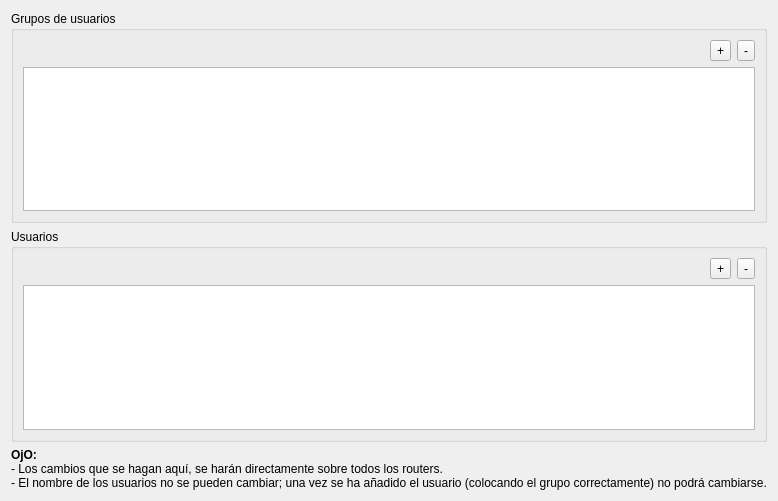
Old version of the form Dialogs/DlgROSAPIUsers.ui in the repository silderan/QMikPPPManager.
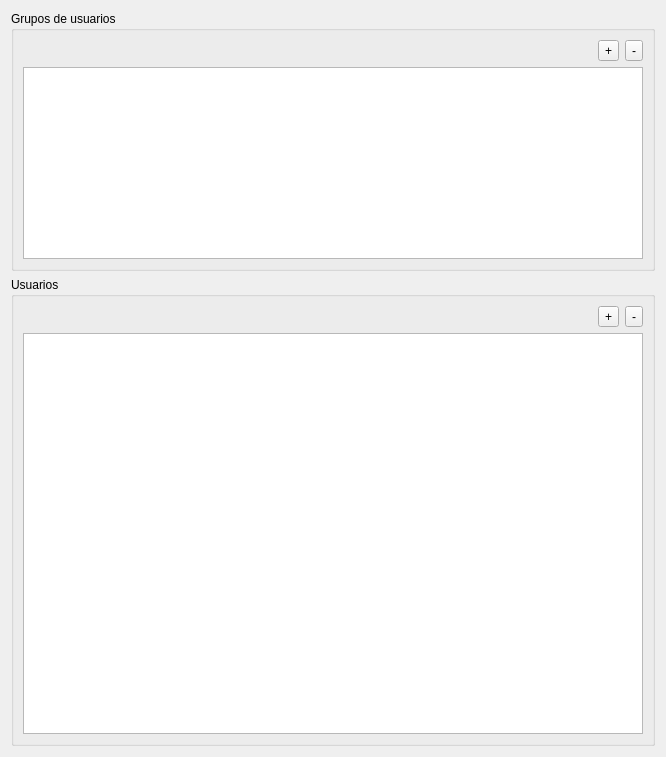
New version of the form. Custom widgets are drawn as their Qt base class.

The edit to the form file:
```diff
--- a/Dialogs/DlgROSAPIUsers.ui
+++ b/Dialogs/DlgROSAPIUsers.ui
@@ -6,8 +6,8 @@
    <rect>
     <x>0</x>
     <y>0</y>
-    <width>728</width>
-    <height>501</height>
+    <width>666</width>
+    <height>757</height>
    </rect>
   </property>
   <property name="windowTitle">
@@ -16,6 +16,12 @@
   <layout class="QVBoxLayout" name="verticalLayout">
    <item>
     <widget class="QGroupBox" name="groupBox">
+     <property name="sizePolicy">
+      <sizepolicy hsizetype="Preferred" vsizetype="Maximum">
+       <horstretch>0</horstretch>
+       <verstretch>0</verstretch>
+      </sizepolicy>
+     </property>
      <property name="title">
       <string>Grupos de usuarios</string>
      </property>
@@ -48,13 +54,23 @@
        </widget>
       </item>
       <item row="1" column="0" colspan="3">
-       <widget class="QROSAPIUsersGroupTableWidget" name="groupsTable"/>
+       <widget class="QROSAPIUsersGroupTableWidget" name="groupsTable">
+        <attribute name="horizontalHeaderStretchLastSection">
+         <bool>true</bool>
+        </attribute>
+       </widget>
       </item>
      </layout>
     </widget>
    </item>
    <item>
     <widget class="QGroupBox" name="groupBox_2">
+     <property name="sizePolicy">
+      <sizepolicy hsizetype="Preferred" vsizetype="MinimumExpanding">
+       <horstretch>0</horstretch>
+       <verstretch>0</verstretch>
+      </sizepolicy>
+     </property>
      <property name="title">
       <string>Usuarios</string>
      </property>
@@ -67,7 +83,11 @@
        </widget>
       </item>
       <item row="1" column="0" colspan="3">
-       <widget class="QROSAPIUserTableWidget" name="usersTable"/>
+       <widget class="QROSAPIUserTableWidget" name="usersTable">
+        <attribute name="horizontalHeaderStretchLastSection">
+         <bool>true</bool>
+        </attribute>
+       </widget>
       </item>
       <item row="0" column="0">
        <spacer name="horizontalSpacer_2">
@@ -92,13 +112,6 @@
      </layout>
     </widget>
    </item>
-   <item>
-    <widget class="QLabel" name="label">
-     <property name="text">
-      <string>&lt;html&gt;&lt;head/&gt;&lt;body&gt;&lt;p&gt;&lt;span style=&quot; font-weight:600;&quot;&gt;OjO:&lt;/span&gt;&lt;br/&gt;- Los cambios que se hagan aquí, se harán directamente sobre todos los routers.&lt;br/&gt;- El nombre de los usuarios no se pueden cambiar; una vez se ha añadido el usuario (colocando el grupo correctamente) no podrá cambiarse.&lt;/p&gt;&lt;/body&gt;&lt;/html&gt;</string>
-     </property>
-    </widget>
-   </item>
   </layout>
  </widget>
  <customwidgets>
```
